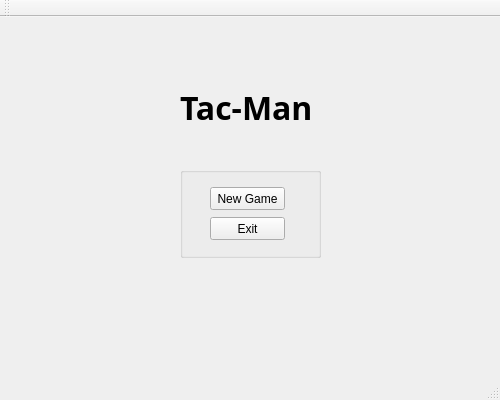
First picture: the form in Project/17B_Project_1/mainwindow.ui, repository ak2300941/CIS-17B, before the edit.
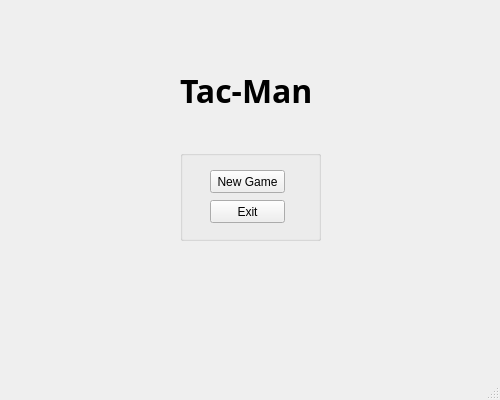
Second picture: the form after the edit.

Patch:
```diff
--- a/Project/17B_Project_1/mainwindow.ui
+++ b/Project/17B_Project_1/mainwindow.ui
@@ -85,14 +85,6 @@
     </rect>
    </property>
   </widget>
-  <widget class="QToolBar" name="mainToolBar">
-   <attribute name="toolBarArea">
-    <enum>TopToolBarArea</enum>
-   </attribute>
-   <attribute name="toolBarBreak">
-    <bool>false</bool>
-   </attribute>
-  </widget>
   <widget class="QStatusBar" name="statusBar"/>
  </widget>
  <layoutdefault spacing="6" margin="11"/>
```
